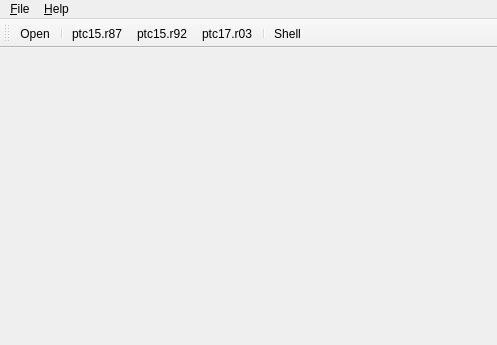
The window that neuropy/neuropy.ui (neuropy/neuropy) describes before a commit, drawn with Qt 5.
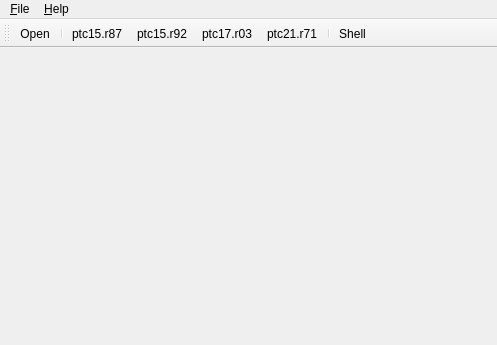
The same window after the commit. Icons and pictures are not drawn.

Commit message: add Tune object and Neuron.tune() method for doing stimulus tuning analysis

The edit to the form file:
```diff
--- a/neuropy/neuropy.ui
+++ b/neuropy/neuropy.ui
@@ -87,6 +87,7 @@
    <addaction name="action_ptc15_r87"/>
    <addaction name="action_ptc15_r92"/>
    <addaction name="action_ptc17_r03"/>
+   <addaction name="action_ptc21_r71"/>
    <addaction name="separator"/>
    <addaction name="actionShell"/>
   </widget>
@@ -179,6 +180,14 @@
     <string>ptc15.r92</string>
    </property>
   </action>
+  <action name="action_ptc21_r71">
+   <property name="text">
+    <string>ptc21.r71</string>
+   </property>
+   <property name="toolTip">
+    <string>ptc21.r71</string>
+   </property>
+  </action>
  </widget>
  <resources/>
  <connections/>
```
Left out of the diff: 1 changed line with no effect on the pictures. The commit also changes 2 other files.
